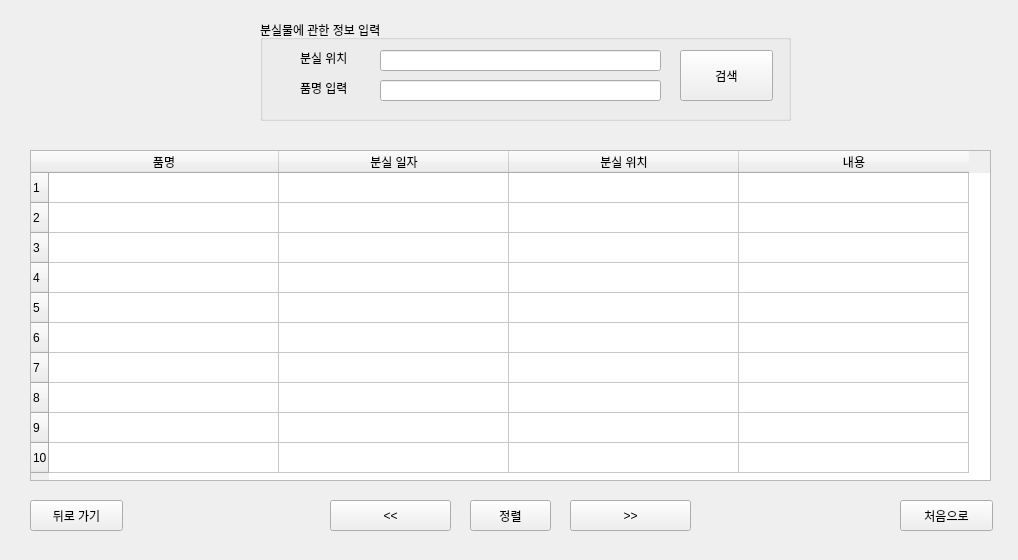
The window that 개발 공간/ver.GUI/losts_location_search_menu.ui (batherit/ScriptProject) describes before a commit, drawn with Qt 5.
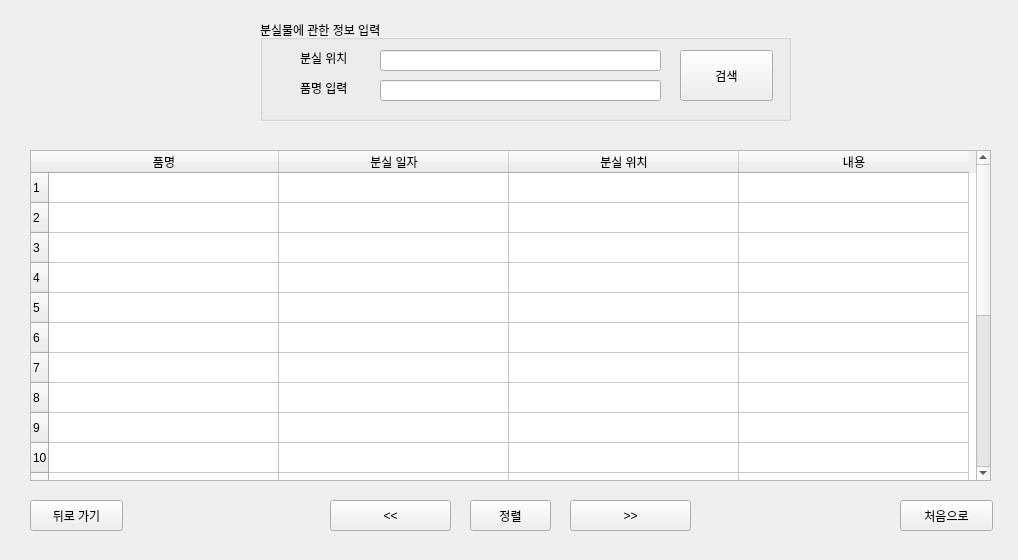
The same window after the commit.

```diff
--- a/개발 공간/ver.GUI/losts_location_search_menu.ui
+++ b/개발 공간/ver.GUI/losts_location_search_menu.ui
@@ -75,6 +75,56 @@
      <string>10</string>
     </property>
    </row>
+   <row>
+    <property name="text">
+     <string>11</string>
+    </property>
+   </row>
+   <row>
+    <property name="text">
+     <string>12</string>
+    </property>
+   </row>
+   <row>
+    <property name="text">
+     <string>13</string>
+    </property>
+   </row>
+   <row>
+    <property name="text">
+     <string>14</string>
+    </property>
+   </row>
+   <row>
+    <property name="text">
+     <string>15</string>
+    </property>
+   </row>
+   <row>
+    <property name="text">
+     <string>16</string>
+    </property>
+   </row>
+   <row>
+    <property name="text">
+     <string>17</string>
+    </property>
+   </row>
+   <row>
+    <property name="text">
+     <string>18</string>
+    </property>
+   </row>
+   <row>
+    <property name="text">
+     <string>19</string>
+    </property>
+   </row>
+   <row>
+    <property name="text">
+     <string>20</string>
+    </property>
+   </row>
    <column>
     <property name="text">
      <string>품명</string>
```
